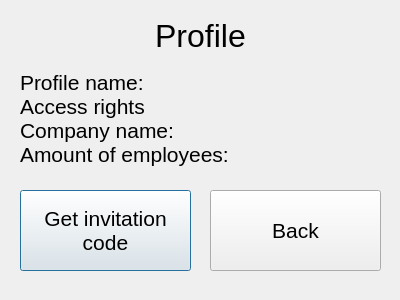
The window that Sem_2/Labs/automated_workstation/ChiefDesk/profile.ui (Meidori/PSTU_Labs_2023) describes before a commit, drawn with Qt 5.
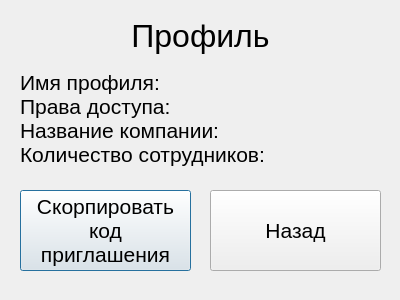
The same window after the commit.

Diff of the .ui file:
```diff
--- a/Sem_2/Labs/automated_workstation/ChiefDesk/profile.ui
+++ b/Sem_2/Labs/automated_workstation/ChiefDesk/profile.ui
@@ -28,7 +28,7 @@
     </font>
    </property>
    <property name="text">
-    <string>Profile</string>
+    <string>Профиль</string>
    </property>
    <property name="alignment">
     <set>Qt::AlignCenter</set>
@@ -49,10 +49,10 @@
     </font>
    </property>
    <property name="text">
-    <string>Profile name:
-Access rights
-Company name:
-Amount of employees:</string>
+    <string>Имя профиля:
+Права доступа:
+Название компании:
+Количество сотрудников:</string>
    </property>
    <property name="alignment">
     <set>Qt::AlignLeading|Qt::AlignLeft|Qt::AlignTop</set>
@@ -73,8 +73,9 @@
     </font>
    </property>
    <property name="text">
-    <string>Get invitation
-code</string>
+    <string>Скорпировать
+код
+приглашения</string>
    </property>
   </widget>
   <widget class="QPushButton" name="backBtn">
@@ -92,7 +93,7 @@
     </font>
    </property>
    <property name="text">
-    <string>Back</string>
+    <string>Назад</string>
    </property>
   </widget>
  </widget>
```
